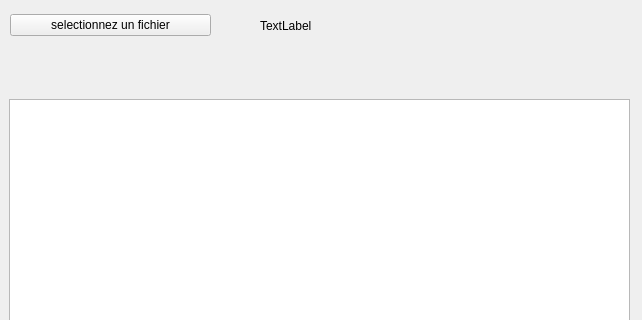
Qt form liste_entreprise.ui (Lauwny/qtafti) before a commit; both pictures show x 0 to 642 and y 0 to 320 of the 642 by 461 pixel window.
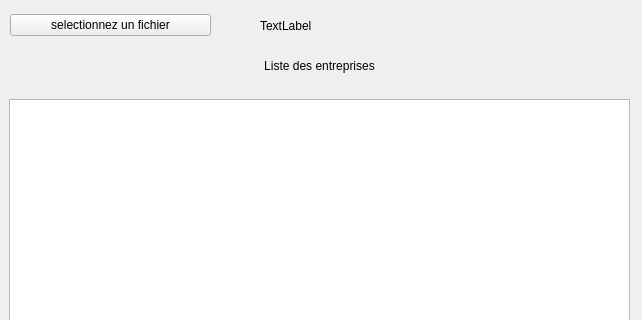
The same form after that commit.

Commit message: p1 fini

Diff of the .ui file:
```diff
--- a/liste_entreprise.ui
+++ b/liste_entreprise.ui
@@ -66,6 +66,28 @@
     </item>
    </layout>
   </widget>
+  <widget class="QWidget" name="verticalLayoutWidget_4">
+   <property name="geometry">
+    <rect>
+     <x>9</x>
+     <y>50</y>
+     <width>621</width>
+     <height>31</height>
+    </rect>
+   </property>
+   <layout class="QVBoxLayout" name="verticalLayout">
+    <item>
+     <widget class="QLabel" name="label">
+      <property name="text">
+       <string>Liste des entreprises</string>
+      </property>
+      <property name="alignment">
+       <set>Qt::AlignCenter</set>
+      </property>
+     </widget>
+    </item>
+   </layout>
+  </widget>
  </widget>
  <resources/>
  <connections/>
```
Left out of the diff: 9 changed lines with no effect on the pictures. The commit also changes 2 other files.
